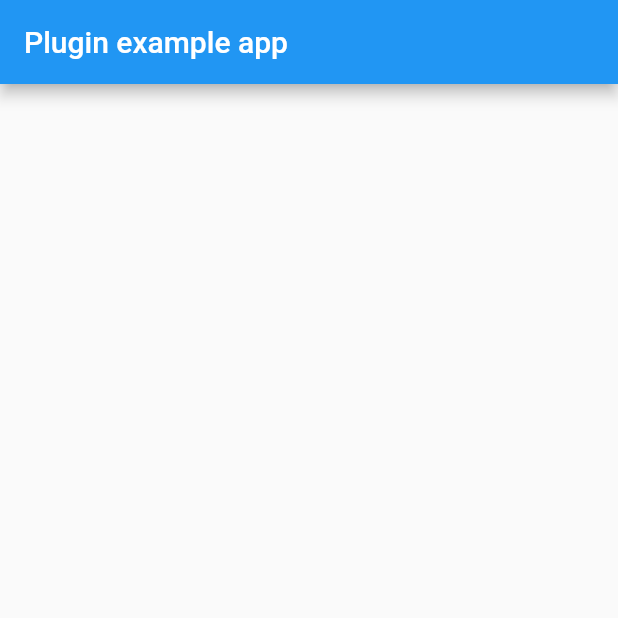
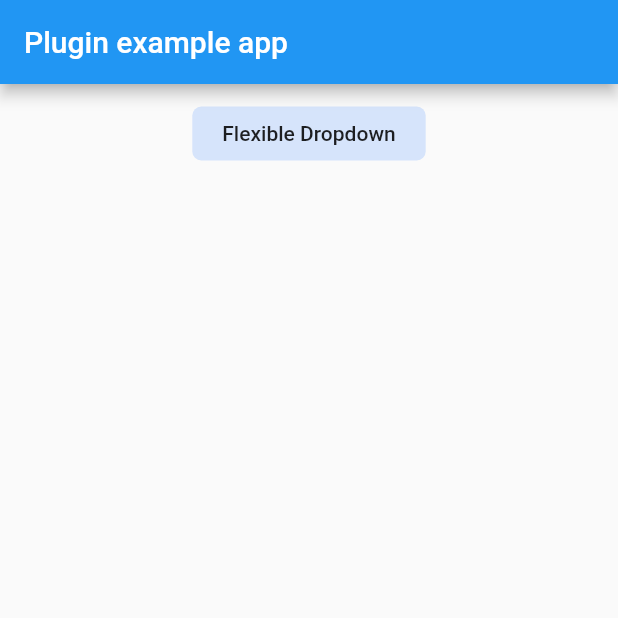
Before and after one commit to TrangLeQuynh/flexible_dropdown, a Flutter app: the screen it shows after launch, on a phone screen of 412 x 824 dp, the top half of it. Run offline on Flutter 3.47's test engine with Material 2 defaults, Android fonts, the phone set to English and light mode, and no system bars.

Commit message:
[Example] Create example

```diff
--- a/example/lib/main.dart
+++ b/example/lib/main.dart
@@ -1,3 +1,4 @@
+import 'package:flexible_dropdown/flexible_dropdown.dart';
 import 'package:flutter/material.dart';
 
 void main() {
@@ -25,12 +26,50 @@ class _MyAppState extends State<MyApp> {
         appBar: AppBar(
           title: const Text('Plugin example app'),
         ),
-        body: Column(
-          children: [
-
-          ],
+        body: SizedBox.expand(
+          child: Column(
+            crossAxisAlignment: CrossAxisAlignment.center,
+            mainAxisAlignment: MainAxisAlignment.start,
+            children: [
+              const SafeArea(child: SizedBox(height: 15)),
+              _buildFlexibleDropdown(),
+              const SafeArea(child: SizedBox(height: 15)),
+            ],
+          ),
         ),
       ),
     );
   }
+
+  Widget _buildTextBtn(String title) {
+    return Container(
+      decoration: BoxDecoration(
+        borderRadius: BorderRadius.circular(6),
+        color: Colors.blueAccent.withOpacity(.2),
+      ),
+      child: Padding(
+        padding: const EdgeInsets.symmetric(vertical: 10, horizontal: 20),
+        child: Text(
+          title,
+          style: const TextStyle(fontSize: 14, fontWeight: FontWeight.w500),
+        ),
+      ),
+    );
+  }
+
+  Widget _buildFlexibleDropdown() {
+    return FlexibleDropdown(
+      overlayChild: Container(
+        height: 300,
+        // width: double.infinity,
+        width: 160,
+        decoration: BoxDecoration(
+          color: Colors.white,
+        ),
+      ),
+      textDirection: TextDirection.ltr,
+      offset: Offset(0, 0),
+      child: _buildTextBtn('Flexible Dropdown'),
+    );
+  }
 }
```
Also changed, not shown: example/pubspec.yaml (+21 -12 lines), example/pubspec.lock, 63 other files.
